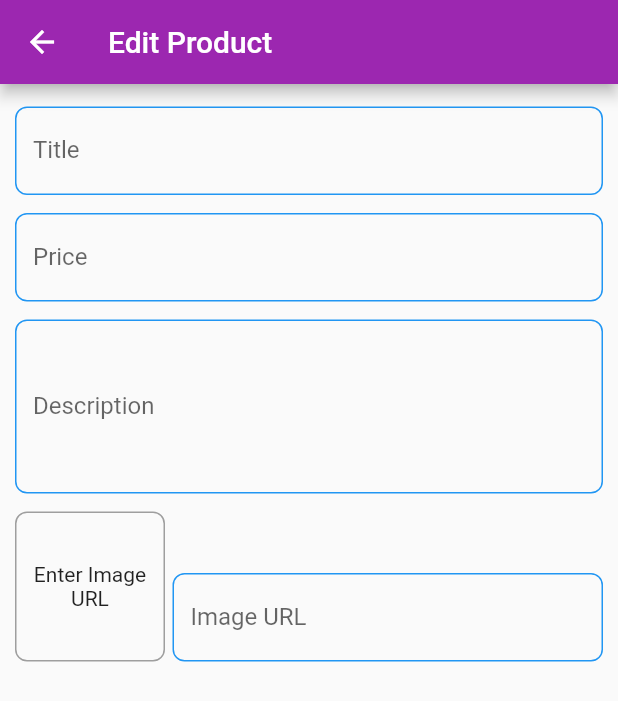
After one commit to partho-debnath/flutter-shop-app, a Flutter app: the EditProductScreen screen opened by its route, on a phone screen of 412 x 824 dp. The commit adds this screen. Shown: the top 701 px of the screen. Run offline on Flutter 3.47's test engine with Material 2 defaults, Android fonts, the phone set to English and light mode, and no system bars; network calls fail.

Commit message:
add new product screen and preview image

```diff
--- /dev/null
+++ b/lib/screens/edit_product_screen.dart
@@ -0,0 +1,116 @@
+import 'package:flutter/material.dart';
+
+class EditProductScreen extends StatefulWidget {
+  static const String routeName = '/edit-product-screen';
+  const EditProductScreen({super.key});
+
+  @override
+  State<EditProductScreen> createState() => _EditProductScreenState();
+}
+
+class _EditProductScreenState extends State<EditProductScreen> {
+  final TextEditingController imageURLController = TextEditingController();
+  final FocusNode imageURLFocusNode = FocusNode();
+
+  @override
+  void initState() {
+    imageURLFocusNode.addListener(previewImage);
+    super.initState();
+  }
+
+  @override
+  void dispose() {
+    imageURLController.dispose();
+    imageURLFocusNode.removeListener(previewImage);
+    imageURLFocusNode.dispose();
+    super.dispose();
+  }
+
+  void previewImage() {
+    if (!imageURLFocusNode.hasFocus) {
+      setState(() {});
+    }
+  }
+
+  @override
+  Widget build(BuildContext context) {
+    return Scaffold(
+      appBar: AppBar(
+        title: const Text('Edit Product'),
+      ),
+      body: Form(
+        child: Padding(
+          padding: const EdgeInsets.symmetric(vertical: 15, horizontal: 10),
+          child: ListView(
+            children: <Widget>[
+              TextFormField(
+                decoration: const InputDecoration(
+                  labelText: 'Title',
+                ),
+                keyboardType: TextInputType.text,
+                textInputAction: TextInputAction.next,
+              ),
+              const SizedBox(height: 12),
+              TextFormField(
+                decoration: const InputDecoration(
+                  labelText: 'Price',
+                ),
+                keyboardType: TextInputType.number,
+                textInputAction: TextInputAction.next,
+              ),
+              const SizedBox(height: 12),
+              TextFormField(
+                decoration: const InputDecoration(
+                  labelText: 'Description',
+                ),
+                maxLines: 4,
+                keyboardType: TextInputType.multiline,
+              ),
+              const SizedBox(height: 12),
+              Row(
+                crossAxisAlignment: CrossAxisAlignment.end,
+                children: <Widget>[
+                  Container(
+                    height: 100,
+                    width: 100,
+                    margin: const EdgeInsets.only(right: 5),
+                    alignment: Alignment.center,
+                    decoration: BoxDecoration(
+                      border: Border.all(
+                        color: Colors.grey,
+                        width: 1,
+                      ),
+                      borderRadius: BorderRadius.circular(8.0),
+                    ),
+                    child: imageURLController.text.isEmpty == true
+                        ? const Text(
+                            'Enter Image URL',
+                            textAlign: TextAlign.center,
+                          )
+                        : FittedBox(
+                            child: Image.network(
+                              imageURLController.text,
+                              fit: BoxFit.cover,
+                            ),
+                          ),
+                  ),
+                  Expanded(
+                    child: TextFormField(
+                      decoration: const InputDecoration(
+                        labelText: 'Image URL',
+                      ),
+                      controller: imageURLController,
+                      focusNode: imageURLFocusNode,
+                      keyboardType: TextInputType.url,
+                      textInputAction: TextInputAction.done,
+                    ),
+                  ),
+                ],
+              ),
+            ],
+          ),
+        ),
+      ),
+    );
+  }
+}
--- a/lib/widgets/app_drawer.dart
+++ b/lib/widgets/app_drawer.dart
@@ -46,9 +46,10 @@ class AppDrawer extends StatelessWidget {
           ),
           ListTile(
             leading: const Icon(Icons.edit_document),
-            title: const Text('Orders'),
+            title: const Text('Manage Your Products'),
             onTap: () {
-              Navigator.of(context).pushNamed(UserProductsScreen.routeName);
+              Navigator.of(context)
+                  .pushReplacementNamed(UserProductsScreen.routeName);
             },
           ),
           const Divider(
--- a/lib/widgets/user_product_item.dart
+++ b/lib/widgets/user_product_item.dart
@@ -31,16 +31,16 @@ class UserProductItem extends StatelessWidget {
               children: <Widget>[
                 IconButton(
                   onPressed: () {},
-                  icon: const Icon(
+                  icon: Icon(
                     Icons.edit,
-                    color: Colors.green,
+                    color: Theme.of(context).primaryColor,
                   ),
                 ),
                 IconButton(
                   onPressed: () {},
                   icon: Icon(
                     Icons.delete,
-                    color: Theme.of(context).errorColor,
+                    color: Theme.of(context).colorScheme.error,
                   ),
                 ),
               ],
```
Also changed, not shown: lib/main.dart (+22 -0 lines), lib/screens/user_products_screen.dart (+6 -1 lines).
